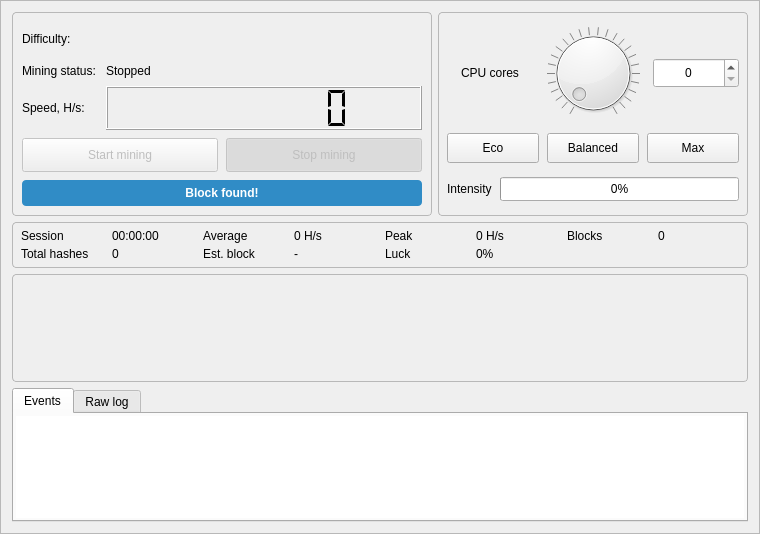
Old version of the form src/gui/ui/miningframe.ui in the repository seredat/karbowanecwallet.
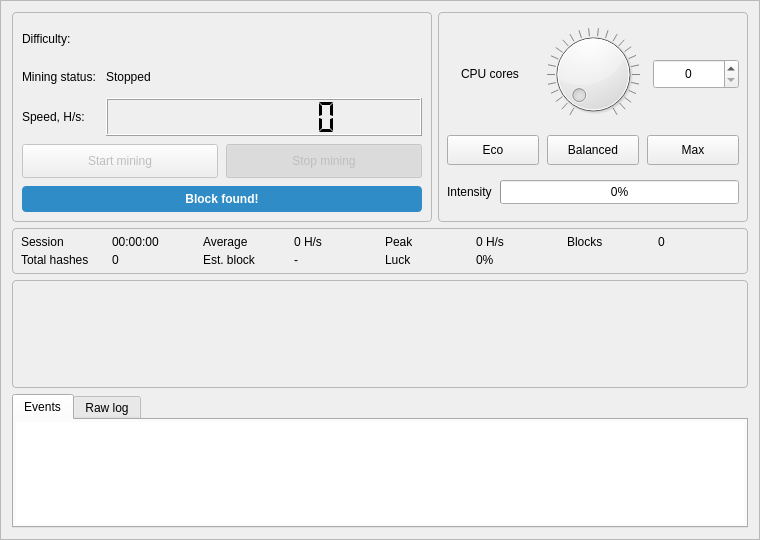
New version of the form. Custom widgets are drawn as their Qt base class.

```diff
--- a/src/gui/ui/miningframe.ui
+++ b/src/gui/ui/miningframe.ui
@@ -10,6 +10,12 @@
     <height>534</height>
    </rect>
   </property>
+  <property name="minimumSize">
+   <size>
+    <width>0</width>
+    <height>540</height>
+   </size>
+  </property>
   <property name="windowTitle">
    <string>Frame</string>
   </property>
@@ -26,13 +32,19 @@
       <number>6</number>
      </property>
      <item>
-     <widget class="QGroupBox" name="groupBox">
+      <widget class="QGroupBox" name="groupBox">
        <property name="sizePolicy">
         <sizepolicy hsizetype="Preferred" vsizetype="Preferred">
          <horstretch>4</horstretch>
          <verstretch>0</verstretch>
         </sizepolicy>
        </property>
+       <property name="minimumSize">
+        <size>
+         <width>0</width>
+         <height>210</height>
+        </size>
+       </property>
        <property name="styleSheet">
         <string notr="true">QGroupBox {
   border: 1px solid palette(mid);
@@ -92,7 +104,7 @@
           <property name="minimumSize">
            <size>
             <width>0</width>
-            <height>44</height>
+            <height>38</height>
            </size>
           </property>
           <property name="digitCount">
@@ -240,7 +252,7 @@
        <property name="minimumSize">
         <size>
          <width>310</width>
-         <height>0</height>
+         <height>210</height>
         </size>
        </property>
        <property name="styleSheet">
```
